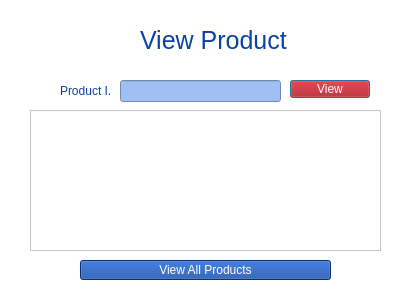
Qt form Bhitti/viewproduct.ui (BigyaDhungana/Bhitti_v2) before a commit.
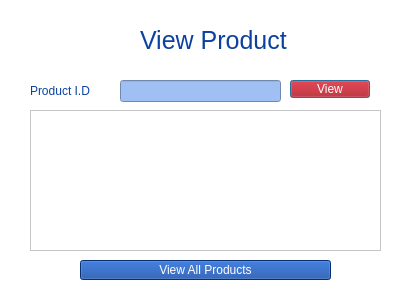
The same form after that commit. Icons and pictures are not drawn.

What changed in the file:
```diff
--- a/Bhitti/viewproduct.ui
+++ b/Bhitti/viewproduct.ui
@@ -99,9 +99,9 @@
   <widget class="QLabel" name="label_2">
    <property name="geometry">
     <rect>
-     <x>60</x>
+     <x>30</x>
      <y>80</y>
-     <width>51</width>
+     <width>81</width>
      <height>21</height>
     </rect>
    </property>
```
